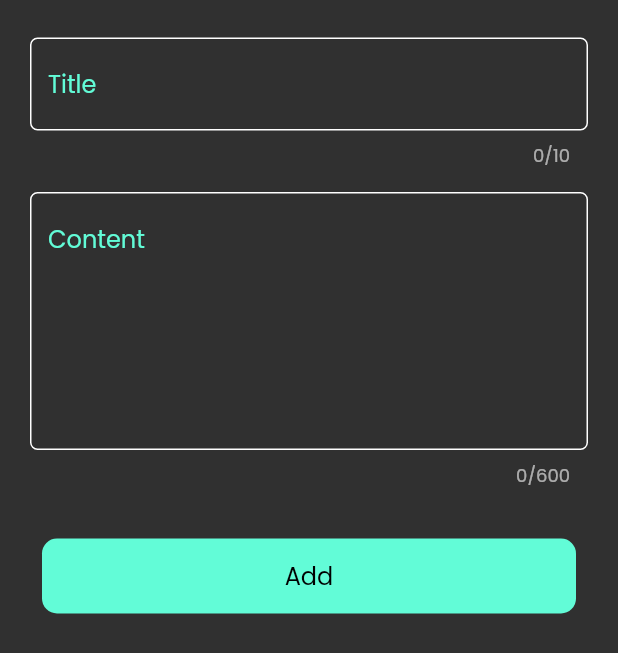
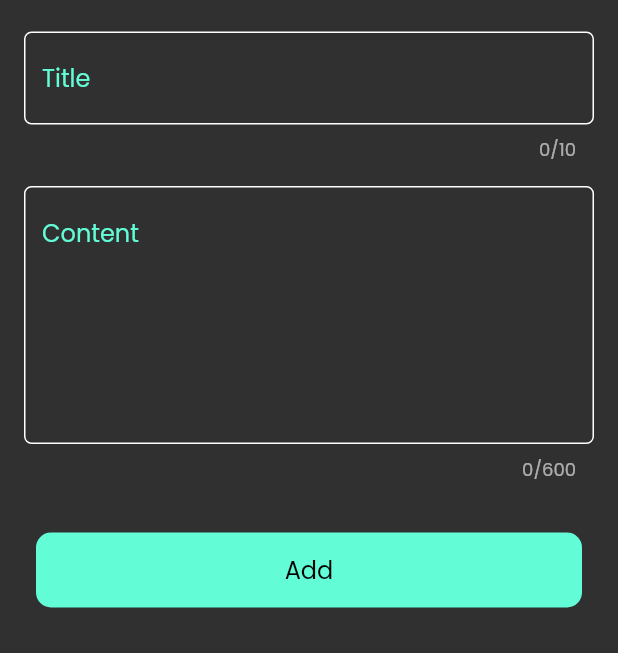
Before and after one commit to ZooZM/Note_App, a Flutter app: the AddNoteBottomSheet widget shown alone on an empty page, opened directly, on a phone screen of 412 x 824 dp. Shown: the top 653 px of the screen. Run offline on Flutter 3.47's test engine with Material 2 defaults, Android fonts, the phone set to English and light mode, and no system bars; our stand-ins replace bloc, flutter_bloc, hive, hive_flutter; accounts and stored records are empty.

Commit message:
creat notes cubit

```diff
--- /dev/null
+++ b/lib/cubit/notes_cubit/notes_cubit.dart
@@ -0,0 +1,18 @@
+import 'package:bloc/bloc.dart';
+import 'package:hive_flutter/adapters.dart';
+import 'package:meta/meta.dart';
+import 'package:nots_app/Constns.dart';
+import 'package:nots_app/Models/Note_Model.dart';
+
+part 'notes_state.dart';
+
+class NotesCubit extends Cubit<NotesState> {
+  NotesCubit() : super(NotesInitial());
+
+  List<NoteModel>? notes;
+  fitchNotes(){
+   Box<NoteModel> notebox= Hive.box(kNotesBox);
+    notes= notebox.values.toList();
+    return notes;
+  }
+}
--- /dev/null
+++ b/lib/cubit/notes_cubit/notes_state.dart
@@ -0,0 +1,6 @@
+part of 'notes_cubit.dart';
+
+@immutable
+sealed class NotesState {}
+
+final class NotesInitial extends NotesState {}
--- a/lib/main.dart
+++ b/lib/main.dart
@@ -3,6 +3,7 @@ import 'package:flutter_bloc/flutter_bloc.dart';
 import 'package:hive_flutter/adapters.dart';
 import 'package:nots_app/Constns.dart';
 import 'package:nots_app/Models/Note_Model.dart';
+import 'package:nots_app/cubit/notes_cubit/notes_cubit.dart';
 import 'package:nots_app/simple_Bloc_Observer.dart';
 import 'package:nots_app/views/Edite_Note_Page.dart';
 import 'package:nots_app/views/Home_Page.dart';
@@ -20,7 +21,9 @@ class Nots_App extends StatelessWidget {
 
   @override
   Widget build(BuildContext context) {
-    return MaterialApp(
+    return BlocProvider(
+      create: (context) => NotesCubit(),
+      child: MaterialApp(
         routes: {
           const Home_Page().id: (context) => const Home_Page(),
           const Edite_Note_page().id: (context) => const Edite_Note_page()
@@ -28,6 +31,7 @@ class Nots_App extends StatelessWidget {
         debugShowCheckedModeBanner: false,
         theme: ThemeData(brightness: Brightness.dark, fontFamily: 'Poppins'),
         initialRoute: const Home_Page().id,
+      ),
     );
   }
 }
--- a/lib/views/Home_Page.dart
+++ b/lib/views/Home_Page.dart
@@ -8,13 +8,11 @@ class Home_Page extends StatelessWidget {
   @override
   Widget build(BuildContext context) {
     return Scaffold(
-      // Set the key to scaffoldKey if you have one
-      // key: scaffoldKey,
-      resizeToAvoidBottomInset: true,
         floatingActionButton: FloatingActionButton(
 
             onPressed: () {
               showModalBottomSheet(
+                isScrollControlled: true,
                 shape: RoundedRectangleBorder(
                 borderRadius: BorderRadius.circular(16)),
                 context: context,
--- a/lib/widgets/ShowModelBottomSheet.dart
+++ b/lib/widgets/ShowModelBottomSheet.dart
@@ -1,6 +1,6 @@
 import 'package:flutter/material.dart';
 import 'package:flutter_bloc/flutter_bloc.dart';
-import 'package:nots_app/cubit/cubit/add_notes_cubit.dart';
+import 'package:nots_app/cubit/add_cubit/add_notes_cubit.dart';
 import 'package:nots_app/widgets/addnoteform.dart';
 
 class AddNoteBottomSheet extends StatelessWidget {
@@ -23,7 +23,14 @@ class AddNoteBottomSheet extends StatelessWidget {
         builder: (context, state) {
           return AbsorbPointer(
             absorbing: state is AddNoteslouding? true:false,
-            child: const addnoteform());
+            child: Padding(
+        padding: EdgeInsets.only(
+            left: 16,
+            right: 16,
+            top: 16,
+            bottom: MediaQuery.of(context).viewInsets.bottom),
+              child: const addnoteform(),
+            ));
         },
       ),
     );
--- a/lib/widgets/addnoteform.dart
+++ b/lib/widgets/addnoteform.dart
@@ -1,9 +1,7 @@
-
-
 import 'package:flutter/material.dart';
 import 'package:flutter_bloc/flutter_bloc.dart';
 import 'package:nots_app/Models/Note_Model.dart';
-import 'package:nots_app/cubit/cubit/add_notes_cubit.dart';
+import 'package:nots_app/cubit/add_cubit/add_notes_cubit.dart';
 import 'package:nots_app/widgets/CustomBottom.dart';
 import 'package:nots_app/widgets/Custom_TextField.dart';
 
@@ -20,9 +18,7 @@ class _addnoteformState extends State<addnoteform> {
   String? title, subtitle;
   @override
   Widget build(BuildContext context) {
-    return Padding(
-        padding: const EdgeInsets.symmetric(horizontal: 20, vertical: 20),
-        child: SingleChildScrollView(
+    return SingleChildScrollView(
         physics: const BouncingScrollPhysics(),
         child: Form(
           key: formkey,
@@ -52,7 +48,7 @@ class _addnoteformState extends State<addnoteform> {
               const SizedBox(
                 height: 25,
               ),
-                  BlocBuilder<AddNotesCubit,AddNotesState>(
+              BlocBuilder<AddNotesCubit, AddNotesState>(
                 builder: (context, state) {
                   return CustomBottom(
                     islouding: state is AddNoteslouding ? true : false,
@@ -78,6 +74,6 @@ class _addnoteformState extends State<addnoteform> {
               )
             ],
           ),
-            )));
+        ));
   }
 }
```
Also changed, not shown: lib/widgets/Note_ListView.dart (+15 -7 lines), lib/cubit/add_cubit/add_notes_cubit.dart (renamed from lib/cubit/cubit/add_notes_cubit.dart), lib/cubit/add_cubit/add_notes_state.dart (renamed from lib/cubit/cubit/add_notes_state.dart). Lines whose indentation alone changed are shown as unchanged.
